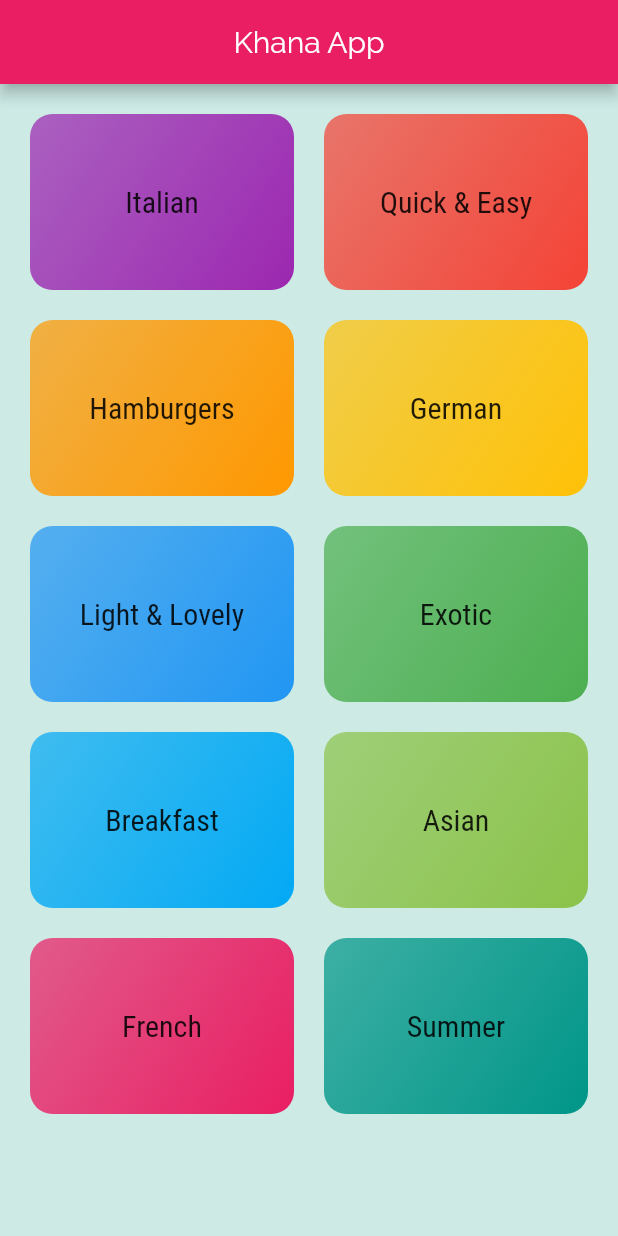
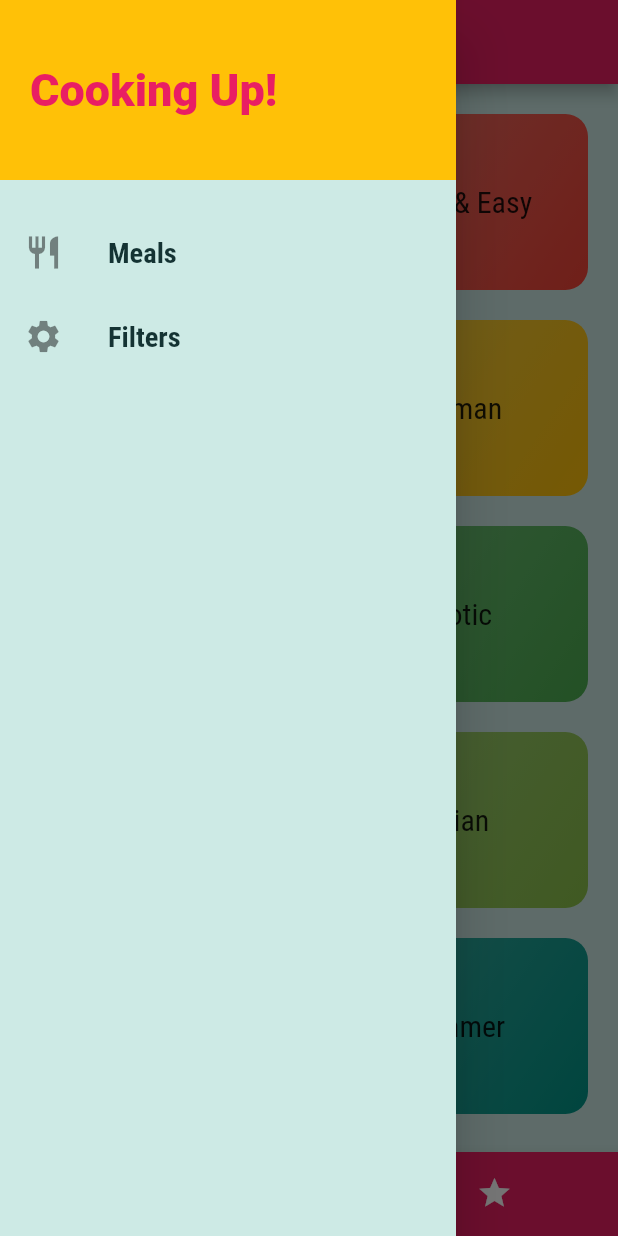
Before and after one commit to usamaTheFirst/Meal-App, a Flutter app: the screen it shows after launch, with the side drawer open (before the commit the screen has no drawer), on a phone screen of 412 x 824 dp. Run offline on Flutter 3.47's test engine with Material 2 defaults, Android fonts, the phone set to English and light mode, and no system bars.

Commit message:
final commit

```diff
--- a/lib/Models/meal.dart
+++ b/lib/Models/meal.dart
@@ -30,6 +30,8 @@ extension AffordExtension on Affordability {
         return "Luxurious";
       case Affordability.Pricey:
         return "Pricey";
+      default:
+        return 'Unknown';
     }
   }
 }
--- a/lib/Screens/categories_screen.dart
+++ b/lib/Screens/categories_screen.dart
@@ -7,12 +7,7 @@ class CategoriesScreen extends StatelessWidget {
 
   @override
   Widget build(BuildContext context) {
-    return Scaffold(
-      appBar: AppBar(
-        title: Text('Khana App'),
-        centerTitle: true,
-      ),
-      body: SafeArea(
+    return SafeArea(
       child: GridView(
         padding: EdgeInsets.all(20),
         gridDelegate: SliverGridDelegateWithMaxCrossAxisExtent(
@@ -28,7 +23,6 @@ class CategoriesScreen extends StatelessWidget {
           );
         }).toList(),
       ),
-      ),
     );
   }
 }
--- /dev/null
+++ b/lib/Screens/tabScreens.dart
@@ -0,0 +1,73 @@
+import 'package:flutter/material.dart';
+import 'package:flutter_complete_guide/Models/meal.dart';
+import 'package:flutter_complete_guide/Screens/categories_screen.dart';
+import 'package:flutter_complete_guide/Widgets/drawer.dart';
+
+import 'favorites.dart';
+
+class TabScreen extends StatefulWidget {
+  final List<Meal> favoriteMeals;
+  const TabScreen({Key key, this.favoriteMeals}) : super(key: key);
+
+  @override
+  _TabScreenState createState() => _TabScreenState();
+}
+
+class _TabScreenState extends State<TabScreen> {
+  List<Map<String, Object>> pages;
+  @override
+  initState() {
+    pages = [
+      {"page": CategoriesScreen(), 'title': 'Categories'},
+      {
+        'page': FavoritesScreen(
+          favoriteMeals: widget.favoriteMeals,
+        ),
+        'title': 'Your Favorites'
+      },
+    ];
+    super.initState();
+  }
+
+  int _selectedPageIndex = 0;
+  void _selectPage(int index) {
+    setState(() {
+      _selectedPageIndex = index;
+    });
+  }
+
+  @override
+  Widget build(BuildContext context) {
+    return Scaffold(
+      drawer: Drawer(
+        child: SafeArea(child: DrawerWidget()),
+      ),
+      appBar: AppBar(
+        title: Text(pages[_selectedPageIndex]['title']),
+      ),
+      body: pages[_selectedPageIndex]['page'],
+      bottomNavigationBar: BottomNavigationBar(
+        onTap: _selectPage,
+        backgroundColor: Theme.of(context).primaryColor,
+        unselectedItemColor: Colors.white,
+        selectedItemColor: Theme.of(context).accentColor,
+        currentIndex: _selectedPageIndex,
+        type: BottomNavigationBarType.shifting,
+        items: [
+          BottomNavigationBarItem(
+            backgroundColor: Theme.of(context).primaryColor,
+            icon: Icon(
+              Icons.category,
+            ),
+            label: 'Categories',
+          ),
+          BottomNavigationBarItem(
+            backgroundColor: Theme.of(context).primaryColor,
+            icon: Icon(Icons.star),
+            label: 'Favorites',
+          ),
+        ],
+      ),
+    );
+  }
+}
--- a/lib/Widgets/category_item.dart
+++ b/lib/Widgets/category_item.dart
@@ -1,5 +1,4 @@
 import 'package:flutter/material.dart';
-import 'package:flutter_complete_guide/Screens/category_meal_screen.dart';
 
 class CategoryItem extends StatelessWidget {
   final String title, id;
--- /dev/null
+++ b/lib/Widgets/drawer.dart
@@ -0,0 +1,59 @@
+import 'package:flutter/material.dart';
+import 'package:flutter_complete_guide/Screens/filters_screen.dart';
+
+class DrawerWidget extends StatelessWidget {
+  const DrawerWidget({Key key}) : super(key: key);
+
+  @override
+  Widget build(BuildContext context) {
+    return Column(
+      children: [
+        Container(
+          height: 120,
+          width: double.infinity,
+          color: Theme.of(context).accentColor,
+          padding: EdgeInsets.all(20),
+          alignment: Alignment.centerLeft,
+          child: Text(
+            'Cooking Up!',
+            style: TextStyle(
+                fontWeight: FontWeight.w900,
+                fontSize: 30,
+                color: Theme.of(context).primaryColor),
+          ),
+        ),
+        SizedBox(
+          height: 20,
+        ),
+        ListTile(
+          onTap: () {
+            Navigator.pushReplacementNamed(context, '/');
+          },
+          leading: Icon(
+            Icons.restaurant,
+            size: 26,
+          ),
+          title: Text(
+            'Meals',
+            style: TextStyle(
+                fontFamily: 'RobotoCondensed', fontWeight: FontWeight.bold),
+          ),
+        ),
+        ListTile(
+          onTap: () {
+            Navigator.pushReplacementNamed(context, FilterScreen.routeName);
+          },
+          leading: Icon(
+            Icons.settings,
+            size: 26,
+          ),
+          title: Text(
+            'Filters',
+            style: TextStyle(
+                fontFamily: 'RobotoCondensed', fontWeight: FontWeight.bold),
+          ),
+        ),
+      ],
+    );
+  }
+}
--- a/lib/main.dart
+++ b/lib/main.dart
@@ -1,12 +1,71 @@
 import 'package:flutter/material.dart';
 import 'package:flutter_complete_guide/Screens/category_meal_screen.dart';
+import 'package:flutter_complete_guide/Screens/filters_screen.dart';
 import 'package:flutter_complete_guide/Screens/meal_detail_screen.dart';
+import 'package:flutter_complete_guide/Screens/tabScreens.dart';
 
+import 'Models/meal.dart';
 import 'Screens/categories_screen.dart';
+import 'dummy_data.dart';
 
 void main() => runApp(MyApp());
 
-class MyApp extends StatelessWidget {
+class MyApp extends StatefulWidget {
+  @override
+  _MyAppState createState() => _MyAppState();
+}
+
+class _MyAppState extends State<MyApp> {
+  void _toggleFavorites(String mealID) {
+    final existingIndex = favoriteMeals.indexWhere((meal) => meal.id == mealID);
+    if (existingIndex >= 0) {
+      setState(() {
+        favoriteMeals.removeAt(existingIndex);
+      });
+    } else {
+      setState(() {
+        favoriteMeals.add(DUMMY_MEALS.firstWhere((meal) {
+          return mealID == meal.id;
+        }));
+      });
+    }
+  }
+
+  bool isMealFavorite(String id) {
+    return favoriteMeals.any((element) {
+      return element.id == id;
+    });
+  }
+
+  Map<String, bool> filers = {
+    'lactose': false,
+    'gluten': false,
+    'vegan': false,
+    'vegetarian': false
+  };
+  List<Meal> availableMeal = DUMMY_MEALS;
+  List<Meal> favoriteMeals = [];
+  _setFilters(Map<String, bool> filterData) {
+    setState(() {
+      filers = filterData;
+      availableMeal = DUMMY_MEALS.where((meal) {
+        if (filers['gluten'] && !meal.isGlutenFree) {
+          return false;
+        }
+        if (filers['lactose'] && !meal.isLactoseFree) {
+          return false;
+        }
+        if (filers['vegan'] && !meal.isVegan) {
+          return false;
+        }
+        if (filers['vegetarian'] && !meal.isVegetarian) {
+          return false;
+        }
+        return true;
+      }).toList();
+    });
+  }
+
   @override
   Widget build(BuildContext context) {
     return MaterialApp(
@@ -36,12 +95,24 @@ class MyApp extends StatelessWidget {
         // scaffoldBackgroundColor: const Color(0xFFEFEFEF),
       ),
       routes: {
-        '/': (_) => CategoriesScreen(),
-        CategoryMealScreen.routeName: (_) => CategoryMealScreen(),
-        MealDetailScreen.routeName: (_) => MealDetailScreen(),
+        '/': (_) => TabScreen(
+              favoriteMeals: favoriteMeals,
+            ),
+        CategoryMealScreen.routeName: (_) => CategoryMealScreen(
+              availableMeals: availableMeal,
+            ),
+        MealDetailScreen.routeName: (_) => MealDetailScreen(
+            toggleFunction: _toggleFavorites, isFavorite: isMealFavorite),
+        FilterScreen.routeName: (_) => FilterScreen(
+              filterFunction: _setFilters,
+              currentFilters: filers,
+            )
       },
       // home: CategoriesScreen(),
       initialRoute: '/',
+      onUnknownRoute: (settings) {
+        return MaterialPageRoute(builder: (context) => CategoriesScreen());
+      },
     );
   }
 }
```
Also changed, not shown: lib/Screens/category_meal_screen.dart (+38 -13 lines), lib/Screens/favorites.dart (added, +27 -0 lines), lib/Screens/filters_screen.dart (added, +108 -0 lines), lib/Screens/meal_detail_screen.dart (+82 -3 lines), lib/Widgets/mealItem.dart (+12 -8 lines). Lines whose indentation alone changed are shown as unchanged.
